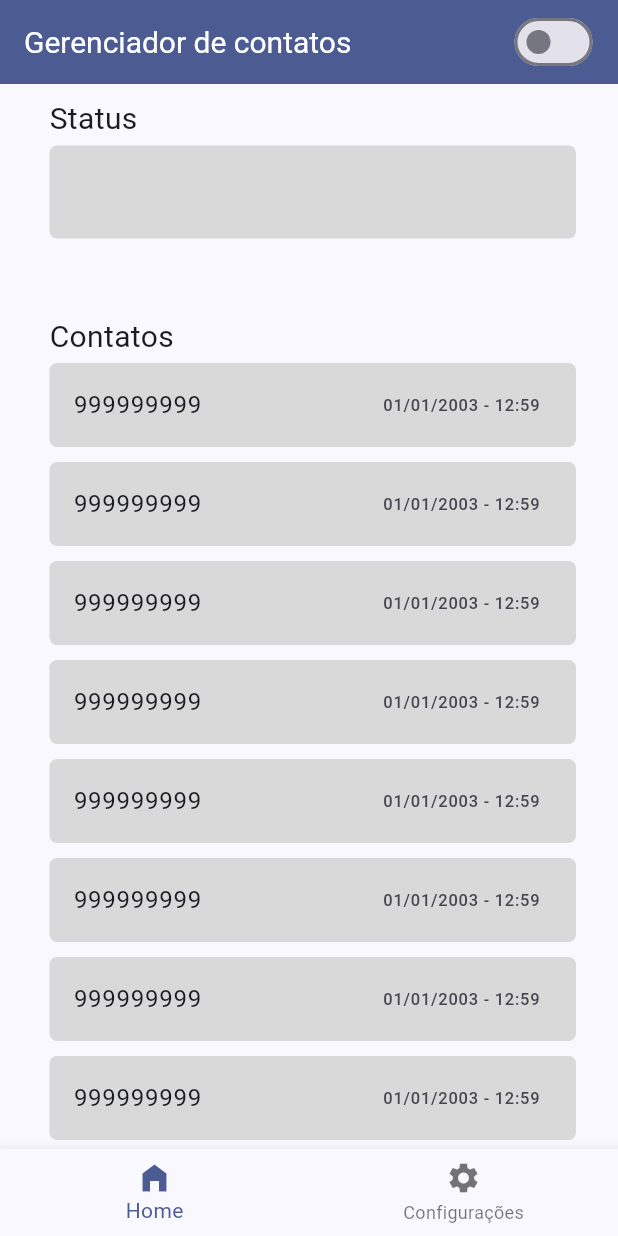
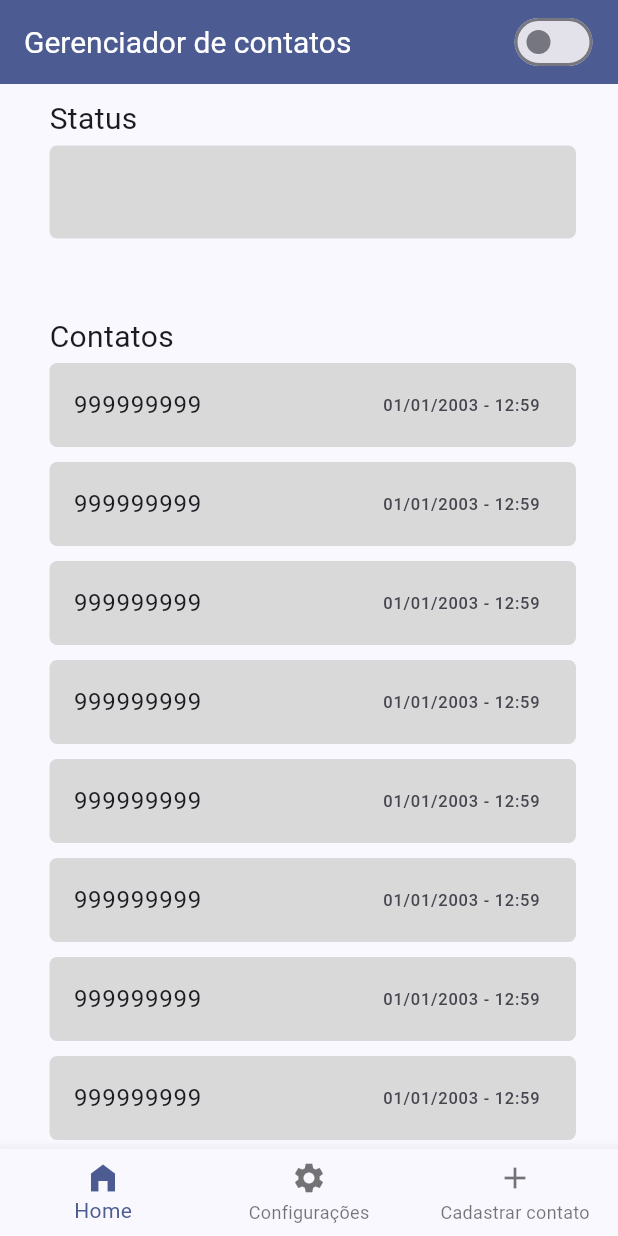
Before and after one commit to Tyrael122/background-contact-saver, a Flutter app: the screen it shows after launch, on a phone screen of 412 x 824 dp. Run offline on Flutter 3.47's test engine with Material 2 defaults, Android fonts, the phone set to English and light mode, and no system bars; our stand-ins replace contacts_service; missing offline and left inert: flutter_background.

```diff
--- a/lib/Utils/saved_contacts_logger.dart
+++ b/lib/Utils/saved_contacts_logger.dart
@@ -3,12 +3,11 @@ import 'package:contacts_manager/interfaces/logger.dart';
 class SavedContactsLogger implements Logger {
   @override
   void logError(String message) {
-    // TODO: implement logError
+    print(message);
   }
 
   @override
   void logInfo(String message) {
-    // TODO: implement logInfo
+    print(message);
   }
-
 }
--- a/lib/main.dart
+++ b/lib/main.dart
@@ -1,4 +1,5 @@
 import 'package:contacts_manager/controllers/contact_manager_service.dart';
+import 'package:contacts_manager/pages/add_contact_page.dart';
 import 'package:contacts_manager/pages/home_page.dart';
 import 'package:contacts_manager/pages/settings_page.dart';
 import 'package:flutter/material.dart';
@@ -45,7 +46,11 @@ class _MyHomePageState extends State<MyHomePage> {
       case 0:
         return const HomePage();
       case 1:
-        return SettingsPage(contactManagerService: _contactManagerService,);
+        return SettingsPage(
+          contactManagerService: _contactManagerService,
+        );
+      case 2:
+        return const AddContactPage();
       default:
         return const Placeholder();
     }
@@ -55,6 +60,8 @@ class _MyHomePageState extends State<MyHomePage> {
     switch (selectedIndex) {
       case 1:
         return const Text("Configurações");
+      case 2:
+        return const Text("Cadastro de contato");
       default:
         return const Text("Gerenciador de contatos");
     }
@@ -104,6 +111,7 @@ class _MyHomePageState extends State<MyHomePage> {
           BottomNavigationBarItem(icon: Icon(Icons.home_filled), label: "Home"),
           BottomNavigationBarItem(
               icon: Icon(Icons.settings), label: "Configurações"),
+          BottomNavigationBarItem(icon: Icon(Icons.add), label: "Cadastrar contato"),
         ],
         onTap: (int index) {
           setState(() {
```
Also changed, not shown: lib/pages/add_contact_page.dart (added, +51 -0 lines), 3 other files.
